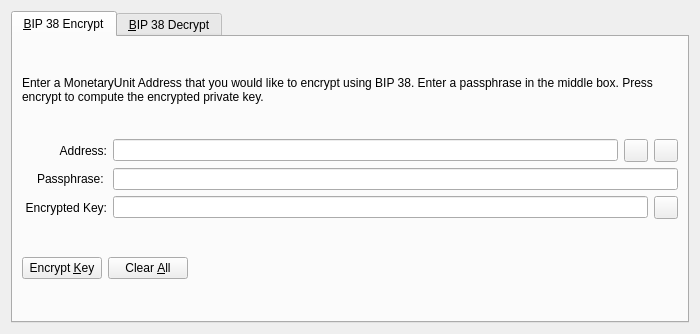
The window that src/qt/forms/bip38tooldialog.ui (stakecube/stakecubecoin-archive) describes before a commit, drawn with Qt 5.
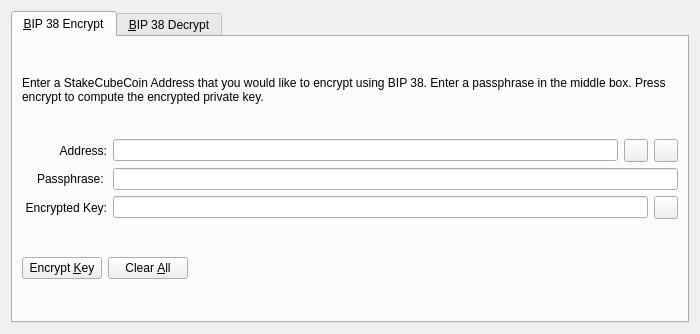
The same window after the commit. The open tabs and pages were chosen to show the change. Icons and pictures are not drawn. Custom widgets are drawn as their Qt base class.

What changed in the file:
```diff
--- a/src/qt/forms/bip38tooldialog.ui
+++ b/src/qt/forms/bip38tooldialog.ui
@@ -30,7 +30,7 @@
        <item>
         <widget class="QLabel" name="infoLabel_ENC">
          <property name="text">
-          <string>Enter a MonetaryUnit Address that you would like to encrypt using BIP 38. Enter a passphrase in the middle box. Press encrypt to compute the encrypted private key.</string>
+          <string>Enter a StakeCubeCoin Address that you would like to encrypt using BIP 38. Enter a passphrase in the middle box. Press encrypt to compute the encrypted private key.</string>
          </property>
          <property name="textFormat">
           <enum>Qt::PlainText</enum>
```
Left out of the diff: 22 changed lines with no effect on the pictures.
